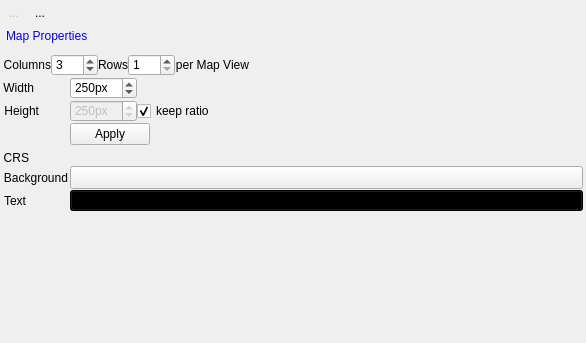
This is eotimeseriesviewer/ui/mapviewdock.ui in jakimowb/eo-time-series-viewer as Qt 5 draws it before an edit. The edited form follows.
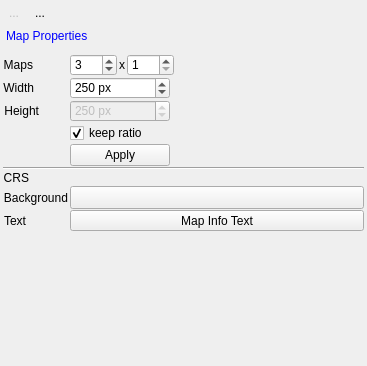
This is the edited form. Icons and pictures are not drawn. Custom widgets are drawn as their Qt base class.

Commit message: added map view title expression widget

The edit to the form file:
```diff
--- a/eotimeseriesviewer/ui/mapviewdock.ui
+++ b/eotimeseriesviewer/ui/mapviewdock.ui
@@ -6,8 +6,8 @@
    <rect>
     <x>0</x>
     <y>0</y>
-    <width>586</width>
-    <height>343</height>
+    <width>367</width>
+    <height>366</height>
    </rect>
   </property>
   <property name="minimumSize">
@@ -133,8 +133,8 @@
         <rect>
          <x>0</x>
          <y>0</y>
-         <width>582</width>
-         <height>248</height>
+         <width>363</width>
+         <height>284</height>
         </rect>
        </property>
        <property name="minimumSize">
@@ -172,10 +172,13 @@
         <property name="bottomMargin">
          <number>20</number>
         </property>
-        <item row="3" column="0">
-         <widget class="QLabel" name="label_8">
+        <item row="0" column="0">
+         <widget class="QLabel" name="label_14">
+          <property name="toolTip">
+           <string>Number of maps per map view row</string>
+          </property>
           <property name="text">
-           <string>Width</string>
+           <string>Maps</string>
           </property>
           <property name="alignment">
            <set>Qt::AlignRight|Qt::AlignTrailing|Qt::AlignVCenter</set>
@@ -185,13 +188,16 @@
           </property>
          </widget>
         </item>
-        <item row="3" column="1">
+        <item row="0" column="1">
          <layout class="QHBoxLayout" name="horizontalLayout">
-          <property name="bottomMargin">
+          <property name="spacing">
+           <number>2</number>
+          </property>
+          <property name="topMargin">
            <number>0</number>
           </property>
           <item>
-           <widget class="QSpinBox" name="spinBoxMapSizeX">
+           <widget class="QSpinBox" name="sbMapViewColumns">
             <property name="sizePolicy">
              <sizepolicy hsizetype="Preferred" vsizetype="Preferred">
               <horstretch>0</horstretch>
@@ -206,7 +212,7 @@
             </property>
             <property name="maximumSize">
              <size>
-              <width>16777215</width>
+              <width>100</width>
               <height>16777215</height>
              </size>
             </property>
@@ -217,19 +223,69 @@
              <string/>
             </property>
             <property name="suffix">
-             <string>px</string>
+             <string/>
             </property>
             <property name="minimum">
-             <number>20</number>
+             <number>0</number>
             </property>
             <property name="maximum">
-             <number>1000</number>
+             <number>100</number>
             </property>
             <property name="singleStep">
              <number>25</number>
             </property>
             <property name="value">
-             <number>250</number>
+             <number>3</number>
+            </property>
+           </widget>
+          </item>
+          <item>
+           <widget class="QLabel" name="label">
+            <property name="text">
+             <string>x</string>
+            </property>
+           </widget>
+          </item>
+          <item>
+           <widget class="QSpinBox" name="sbMapViewRows">
+            <property name="sizePolicy">
+             <sizepolicy hsizetype="Preferred" vsizetype="Preferred">
+              <horstretch>0</horstretch>
+              <verstretch>0</verstretch>
+             </sizepolicy>
+            </property>
+            <property name="minimumSize">
+             <size>
+              <width>0</width>
+              <height>0</height>
+             </size>
+            </property>
+            <property name="maximumSize">
+             <size>
+              <width>100</width>
+              <height>16777215</height>
+             </size>
+            </property>
+            <property name="toolTip">
+             <string>Number of rows per map view.</string>
+            </property>
+            <property name="specialValueText">
+             <string/>
+            </property>
+            <property name="suffix">
+             <string/>
+            </property>
+            <property name="minimum">
+             <number>1</number>
+            </property>
+            <property name="maximum">
+             <number>100</number>
+            </property>
+            <property name="singleStep">
+             <number>1</number>
+            </property>
+            <property name="value">
+             <number>1</number>
             </property>
            </widget>
           </item>
@@ -248,7 +304,63 @@
           </item>
          </layout>
         </item>
-        <item row="10" column="0">
+        <item row="2" column="0">
+         <widget class="QLabel" name="label_8">
+          <property name="text">
+           <string>Width</string>
+          </property>
+          <property name="alignment">
+           <set>Qt::AlignRight|Qt::AlignTrailing|Qt::AlignVCenter</set>
+          </property>
+          <property name="buddy">
+           <cstring>spinBoxMapSizeY</cstring>
+          </property>
+         </widget>
+        </item>
+        <item row="2" column="1">
+         <widget class="QSpinBox" name="spinBoxMapSizeX">
+          <property name="sizePolicy">
+           <sizepolicy hsizetype="Preferred" vsizetype="Preferred">
+            <horstretch>0</horstretch>
+            <verstretch>0</verstretch>
+           </sizepolicy>
+          </property>
+          <property name="minimumSize">
+           <size>
+            <width>0</width>
+            <height>0</height>
+           </size>
+          </property>
+          <property name="maximumSize">
+           <size>
+            <width>100</width>
+            <height>16777215</height>
+           </size>
+          </property>
+          <property name="toolTip">
+           <string>Max. length of an image chip on screen.</string>
+          </property>
+          <property name="specialValueText">
+           <string/>
+          </property>
+          <property name="suffix">
+           <string> px</string>
+          </property>
+          <property name="minimum">
+           <number>20</number>
+          </property>
+          <property name="maximum">
+           <number>1000</number>
+          </property>
+          <property name="singleStep">
+           <number>25</number>
+          </property>
+          <property name="value">
+           <number>250</number>
+          </property>
+         </widget>
+        </item>
+        <item row="3" column="0">
          <widget class="QLabel" name="label_6">
           <property name="text">
            <string>Height</string>
@@ -261,86 +373,92 @@
           </property>
          </widget>
         </item>
-        <item row="10" column="1">
-         <layout class="QHBoxLayout" name="horizontalLayout_2">
-          <property name="bottomMargin">
-           <number>0</number>
+        <item row="3" column="1">
+         <widget class="QSpinBox" name="spinBoxMapSizeY">
+          <property name="enabled">
+           <bool>false</bool>
           </property>
-          <item>
-           <widget class="QSpinBox" name="spinBoxMapSizeY">
-            <property name="enabled">
-             <bool>false</bool>
-            </property>
-            <property name="sizePolicy">
-             <sizepolicy hsizetype="Preferred" vsizetype="Preferred">
-              <horstretch>0</horstretch>
-              <verstretch>0</verstretch>
-             </sizepolicy>
-            </property>
-            <property name="minimumSize">
-             <size>
-              <width>0</width>
-              <height>0</height>
-             </size>
-            </property>
-            <property name="maximumSize">
-             <size>
-              <width>16777215</width>
-              <height>16777215</height>
-             </size>
-            </property>
-            <property name="suffix">
-             <string>px</string>
-            </property>
-            <property name="prefix">
-             <string/>
-            </property>
-            <property name="minimum">
-             <number>20</number>
-            </property>
-            <property name="maximum">
-             <number>1000</number>
-            </property>
-            <property name="singleStep">
-             <number>25</number>
-            </property>
-            <property name="value">
-             <number>250</number>
-            </property>
-           </widget>
-          </item>
-          <item>
-           <widget class="QCheckBox" name="checkBoxKeepSubsetAspectRatio">
-            <property name="sizePolicy">
-             <sizepolicy hsizetype="Preferred" vsizetype="Preferred">
-              <horstretch>0</horstretch>
-              <verstretch>0</verstretch>
-             </sizepolicy>
-            </property>
-            <property name="text">
-             <string>keep ratio</string>
-            </property>
-            <property name="checked">
-             <bool>true</bool>
-            </property>
-           </widget>
-          </item>
-          <item>
-           <spacer name="horizontalSpacer_2">
-            <property name="orientation">
-             <enum>Qt::Horizontal</enum>
-            </property>
-            <property name="sizeHint" stdset="0">
-             <size>
-              <width>40</width>
-              <height>20</height>
-             </size>
-            </property>
-           </spacer>
-          </item>
-         </layout>
+          <property name="sizePolicy">
+           <sizepolicy hsizetype="Preferred" vsizetype="Preferred">
+            <horstretch>0</horstretch>
+            <verstretch>0</verstretch>
+           </sizepolicy>
+          </property>
+          <property name="minimumSize">
+           <size>
+            <width>0</width>
+            <height>0</height>
+           </size>
+          </property>
+          <property name="maximumSize">
+           <size>
+            <width>100</width>
+            <height>16777215</height>
+           </size>
+          </property>
+          <property name="suffix">
+           <string> px</string>
+          </property>
+          <property name="prefix">
+           <string/>
+          </property>
+          <property name="minimum">
+           <number>20</number>
+          </property>
+          <property name="maximum">
+           <number>1000</number>
+          </property>
+          <property name="singleStep">
+           <number>25</number>
+          </property>
+          <property name="value">
+           <number>250</number>
+          </property>
+         </widget>
         </item>
-        <item row="18" column="0">
+        <item row="4" column="1">
+         <widget class="QCheckBox" name="checkBoxKeepSubsetAspectRatio">
+          <property name="sizePolicy">
+           <sizepolicy hsizetype="Preferred" vsizetype="Preferred">
+            <horstretch>0</horstretch>
+            <verstretch>0</verstretch>
+           </sizepolicy>
+          </property>
+          <property name="text">
+           <string>keep ratio</string>
+          </property>
+          <property name="checked">
+           <bool>true</bool>
+          </property>
+         </widget>
+        </item>
+        <item row="5" column="1">
+         <widget class="QPushButton" name="btnApplySizeChanges">
+          <property name="sizePolicy">
+           <sizepolicy hsizetype="Preferred" vsizetype="Preferred">
+            <horstretch>0</horstretch>
+            <verstretch>0</verstretch>
+           </sizepolicy>
+          </property>
+          <property name="maximumSize">
+           <size>
+            <width>100</width>
+            <height>16777215</height>
+           </size>
+          </property>
+          <property name="text">
+           <string>Apply</string>
+          </property>
+         </widget>
+        </item>
+        <item row="6" column="0" colspan="2">
+         <widget class="Line" name="line">
+          <property name="orientation">
+           <enum>Qt::Horizontal</enum>
+          </property>
+         </widget>
+        </item>
+        <item row="7" column="0">
          <widget class="QLabel" name="label_16">
           <property name="enabled">
            <bool>true</bool>
@@ -372,7 +490,7 @@
           </property>
          </widget>
         </item>
-        <item row="19" column="0">
+        <item row="8" column="0">
          <widget class="QLabel" name="label_15">
           <property name="enabled">
            <bool>true</bool>
@@ -385,7 +503,7 @@
           </property>
          </widget>
         </item>
-        <item row="19" column="1">
+        <item row="8" column="1">
          <widget class="QgsColorButton" name="btnMapCanvasColor">
           <property name="sizePolicy">
            <sizepolicy hsizetype="Preferred" vsizetype="Preferred">
@@ -426,7 +544,7 @@
           </property>
          </widget>
         </item>
-        <item row="20" column="0">
+        <item row="9" column="0">
          <widget class="QLabel" name="label_17">
           <property name="enabled">
            <bool>true</bool>
@@ -439,7 +557,7 @@
           </property>
          </widget>
         </item>
-        <item row="20" column="1">
+        <item row="9" column="1">
          <widget class="QgsFontButton" name="btnTextFormat">
           <property name="sizePolicy">
            <sizepolicy hsizetype="Preferred" vsizetype="Preferred">
@@ -454,7 +572,8 @@
            </size>
           </property>
           <property name="styleSheet">
-           <string notr="true">background-color: rgb(0, 0, 0);</string>
+           <string notr="true">QgsFontButton#btnTextFormat{background-color: rgb(0, 0, 0);
+}</string>
           </property>
           <property name="text">
            <string>Map Info Text</string>
@@ -467,198 +586,18 @@
           </property>
          </widget>
         </item>
-        <item row="15" column="1">
-         <layout class="QHBoxLayout" name="horizontalLayout_6">
-          <property name="bottomMargin">
-           <number>5</number>
+        <item row="11" column="1">
+         <spacer name="verticalSpacer">
+          <property name="orientation">
+           <enum>Qt::Vertical</enum>
           </property>
-          <item>
-           <widget class="QPushButton" name="btnApplySizeChanges">
-            <property name="sizePolicy">
-             <sizepolicy hsizetype="Preferred" vsizetype="Preferred">
-              <horstretch>0</horstretch>
-              <verstretch>0</verstretch>
-             </sizepolicy>
-            </property>
-            <property name="maximumSize">
-             <size>
-              <width>16777215</width>
-              <height>16777215</height>
-             </size>
-            </property>
-            <property name="text">
-             <string>Apply</string>
-            </property>
-           </widget>
-          </item>
-          <item>
-           <spacer name="horizontalSpacer_5">
-            <property name="orientation">
-             <enum>Qt::Horizontal</enum>
-            </property>
-            <property name="sizeHint" stdset="0">
-             <size>
-              <width>40</width>
-              <height>20</height>
-             </size>
-            </property>
-           </spacer>
-          </item>
-         </layout>
-        </item>
-        <item row="1" column="0" colspan="2">
-         <layout class="QHBoxLayout" name="horizontalLayout_3">
-          <property name="topMargin">
-           <number>0</number>
+          <property name="sizeHint" stdset="0">
+           <size>
+            <width>20</width>
+            <height>40</height>
+           </size>
           </property>
-          <item>
-           <widget class="QLabel" name="label_10">
-            <property name="toolTip">
-             <string>Number of maps per map view row</string>
-            </property>
-            <property name="text">
-             <string>Columns</string>
-            </property>
-            <property name="alignment">
-             <set>Qt::AlignRight|Qt::AlignTrailing|Qt::AlignVCenter</set>
-            </property>
-            <property name="buddy">
-             <cstring>spinBoxMapSizeY</cstring>
-            </property>
-           </widget>
-          </item>
-          <item>
-           <widget class="QSpinBox" name="sbMapViewColumns">
-            <property name="sizePolicy">
-             <sizepolicy hsizetype="Preferred" vsizetype="Preferred">
-              <horstretch>0</horstretch>
-              <verstretch>0</verstretch>
-             </sizepolicy>
-            </property>
-            <property name="minimumSize">
-             <size>
-              <width>0</width>
-              <height>0</height>
-             </size>
-            </property>
-            <property name="maximumSize">
-             <size>
-              <width>16777215</width>
-              <height>16777215</height>
-             </size>
-            </property>
-            <property name="toolTip">
-             <string>Number of maps per map view row</string>
-            </property>
-            <property name="specialValueText">
-             <string/>
-            </property>
-            <property name="suffix">
-             <string/>
-            </property>
-            <property name="minimum">
-             <number>0</number>
-            </property>
-            <property name="maximum">
-             <number>100</number>
-            </property>
-            <property name="singleStep">
-             <number>1</number>
-            </property>
-            <property name="value">
-             <number>3</number>
-            </property>
-           </widget>
-          </item>
-          <item>
-           <widget class="QLabel" name="label_11">
-            <property name="toolTip">
-             <string>Number of rows per map view</string>
-            </property>
-            <property name="text">
-             <string>Rows</string>
-            </property>
-            <property name="alignment">
-             <set>Qt::AlignRight|Qt::AlignTrailing|Qt::AlignVCenter</set>
-            </property>
-            <property name="buddy">
-             <cstring>spinBoxMapSizeY</cstring>
-            </property>
-           </widget>
-          </item>
-          <item>
-           <widget class="QSpinBox" name="sbMapViewRows">
-            <property name="sizePolicy">
-             <sizepolicy hsizetype="Preferred" vsizetype="Preferred">
-              <horstretch>0</horstretch>
-              <verstretch>0</verstretch>
-             </sizepolicy>
-            </property>
-            <property name="minimumSize">
-             <size>
-              <width>0</width>
-              <height>0</height>
-             </size>
-            </property>
-            <property name="maximumSize">
-             <size>
-              <width>16777215</width>
-              <height>16777215</height>
-             </size>
-            </property>
-            <property name="toolTip">
-             <string>Number of rows per map view.</string>
-            </property>
-            <property name="specialValueText">
-             <string/>
-            </property>
-            <property name="suffix">
-             <string/>
-            </property>
-            <property name="minimum">
-             <number>1</number>
-            </property>
-            <property name="maximum">
-             <number>100</number>
-            </property>
-            <property name="singleStep">
-             <number>1</number>
-            </property>
-            <property name="value">
-             <number>1</number>
-            </property>
-           </widget>
-          </item>
-          <item>
-           <widget class="QLabel" name="label_12">
-            <property name="toolTip">
-             <string>Number of rows per map view</string>
-            </property>
-            <property name="text">
-             <string>per Map View</string>
-            </property>
-            <property name="alignment">
-             <set>Qt::AlignRight|Qt::AlignTrailing|Qt::AlignVCenter</set>
-            </property>
-            <property name="buddy">
-             <cstring>spinBoxMapSizeY</cstring>
-            </property>
-           </widget>
-          </item>
-          <item>
-           <spacer name="horizontalSpacer_3">
-            <property name="orientation">
-             <enum>Qt::Horizontal</enum>
-            </property>
-            <property name="sizeHint" stdset="0">
-             <size>
-              <width>40</width>
-              <height>20</height>
-             </size>
-            </property>
-           </spacer>
-          </item>
-         </layout>
+         </spacer>
         </item>
        </layout>
       </widget>
```
Left out of the diff: 18 changed lines with no effect on the pictures. The commit also changes 5 other files.
